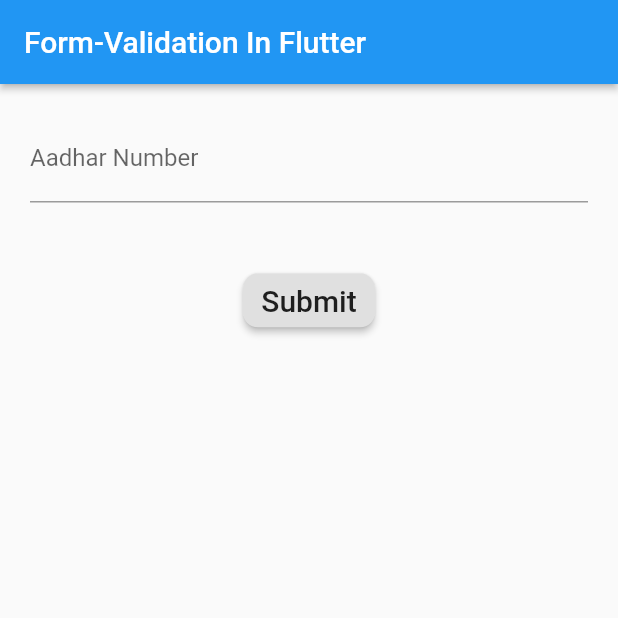
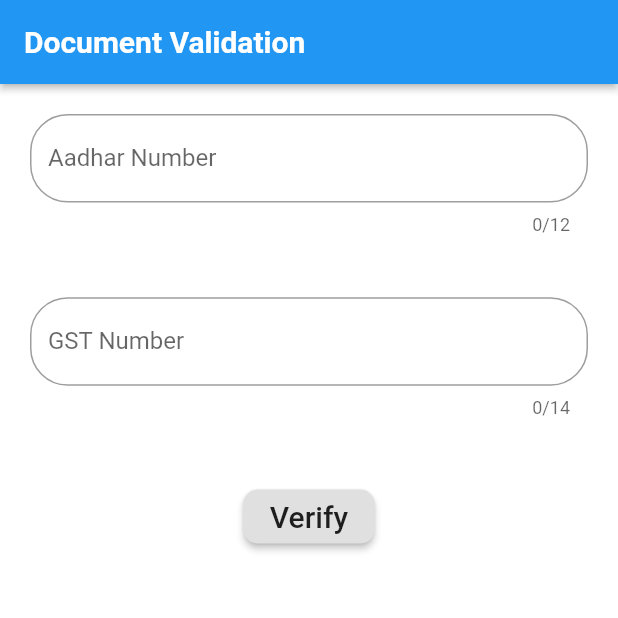
Before and after one commit to Rohan7654/govt_documents_validator, a Flutter app: the screen it shows after launch, on a phone screen of 412 x 824 dp, the top half of it. Run offline on Flutter 3.47's test engine with Material 2 defaults, Android fonts, the phone set to English and light mode, and no system bars.

Commit message:
updated example code

```diff
--- a/example/lib/main.dart
+++ b/example/lib/main.dart
@@ -23,8 +23,10 @@ class HomePage extends StatefulWidget {
 
 class _HomePageState extends State<HomePage> {
   var _formKey = GlobalKey<FormState>();
-  var isLoading = false;
-  AadharValidator av = new AadharValidator();
+  bool isAadharNum;
+  bool isGSTNum;
+  GSTValidator gstValidator = new GSTValidator();
+  AadharValidator aadharValidator = new AadharValidator();
   void _submit() {
     final isValid = _formKey.currentState.validate();
     if (!isValid) {
@@ -36,26 +38,59 @@ class _HomePageState extends State<HomePage> {
   @override
   Widget build(BuildContext context) {
     return Scaffold(
+      backgroundColor: Colors.white,
       appBar: AppBar(
-        title: Text("Form-Validation In Flutter"),
+        title: Text(
+          "Document Validation",
+          style: TextStyle(color: Colors.white, fontWeight: FontWeight.bold),
+        ),
         elevation: 2.0,
       ),
       body: Padding(
         padding: const EdgeInsets.all(20.0),
-        //form
         child: Form(
           key: _formKey,
           child: Column(
             children: <Widget>[
               TextFormField(
+                maxLength: 12,
                 cursorColor: Colors.green,
-                decoration: InputDecoration(labelText: 'Aadhar Number'),
+                decoration: InputDecoration(
+                  labelText: 'Aadhar Number',
+                  border: OutlineInputBorder(
+                    borderRadius: BorderRadius.circular(25.0),
+                    borderSide: BorderSide(color: Colors.black),
+                  ),
+                ),
                 onFieldSubmitted: (value) {},
                 validator: (value) {
-                  if (av.validate(value) == true) {
+                  if (aadharValidator.validate(value) == true) {
                     return null;
                   }
-                  return "Incorrect";
+                  return "Incorrect Aadhar Number";
+                },
+              ),
+              //box styling
+              SizedBox(
+                height: MediaQuery.of(context).size.width * 0.1,
+              ),
+              //text input
+              TextFormField(
+                maxLength: 14,
+                cursorColor: Colors.green,
+                decoration: InputDecoration(
+                  labelText: 'GST Number',
+                  border: OutlineInputBorder(
+                    borderRadius: BorderRadius.circular(25.0),
+                    borderSide: BorderSide(),
+                  ),
+                ),
+                onFieldSubmitted: (value) {},
+                validator: (value) {
+                  if (gstValidator.validate(value) == true) {
+                    return null;
+                  }
+                  return "Incorrect GST Number";
                 },
               ),
               //box styling
@@ -71,7 +106,7 @@ class _HomePageState extends State<HomePage> {
                   horizontal: 10.0,
                 ),
                 child: Text(
-                  "Submit",
+                  "Verify",
                   style: TextStyle(
                     fontSize: 20.0,
                   ),
```
